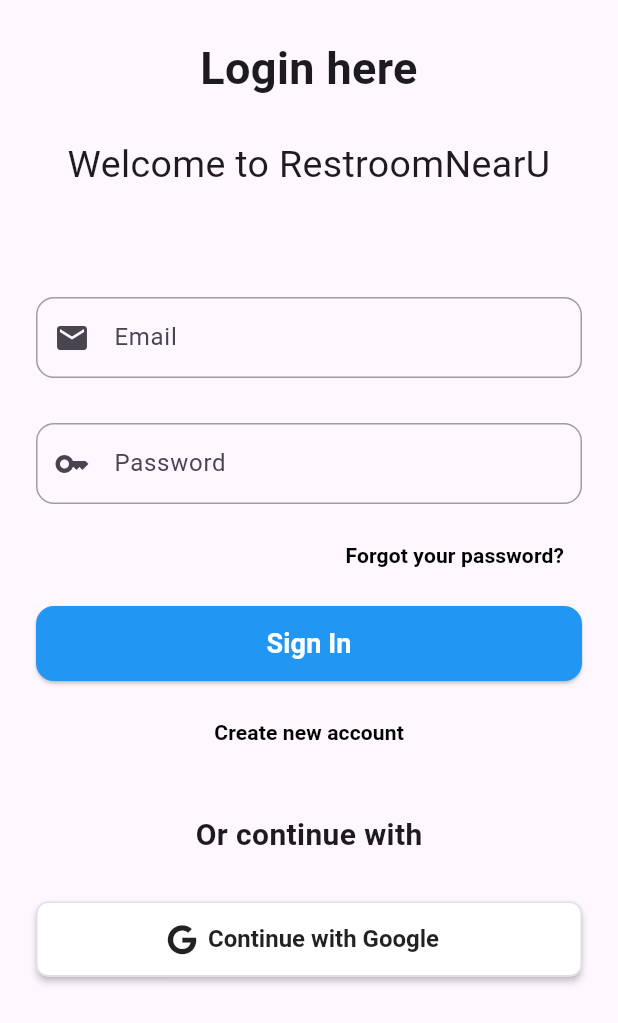
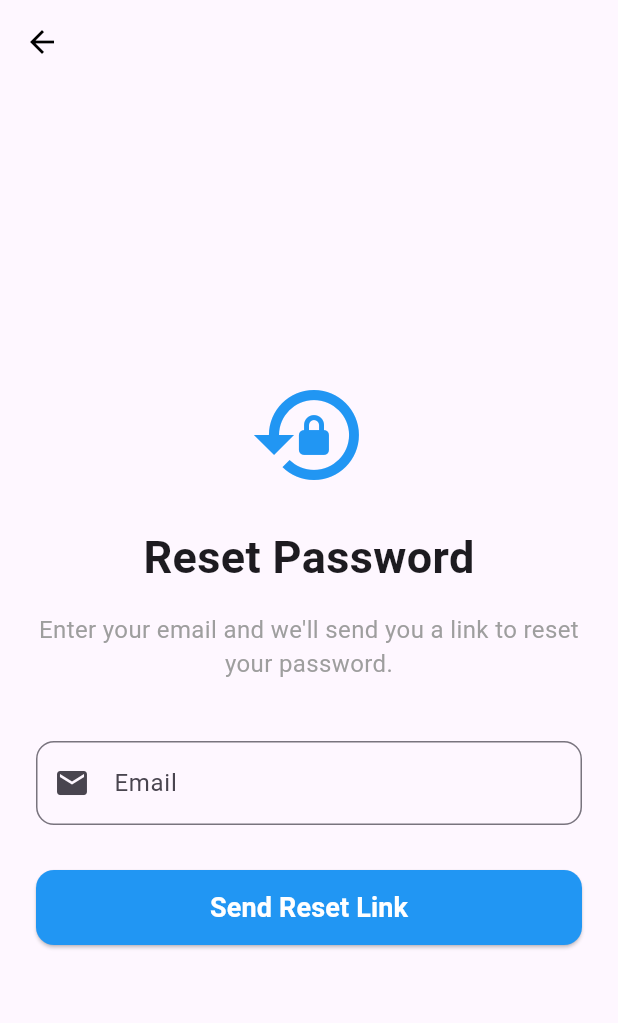
Before and after one commit to chaoticJester/01418342-Project-RestroomNearU, a Flutter app: the screen it shows after launch, after a tap on "Forgot your password?", on a phone screen of 412 x 824 dp. Shown: the top 1023 px of the screen. Run offline on Flutter 3.47's test engine with Material 3 defaults, Android fonts, the phone set to English and light mode, and no system bars; our stand-ins replace cloud_firestore, firebase_auth, firebase_core, font_awesome_flutter, google_maps_flutter, google_sign_in and 1 more; accounts and stored records are empty.

Commit message:
Add reset password page and function

```diff
--- /dev/null
+++ b/lib/pages/forget_password_page.dart
@@ -0,0 +1,91 @@
+import 'package:flutter/material.dart';
+import 'package:provider/provider.dart';
+import 'package:restroom_near_u/providers/app_auth_provider.dart'; // เช็ค path ให้ตรงกับของคุณ
+
+class ForgotPasswordPage extends StatefulWidget {
+  const ForgotPasswordPage({super.key});
+
+  @override
+  State<ForgotPasswordPage> createState() => _ForgotPasswordPageState();
+}
+
+class _ForgotPasswordPageState extends State<ForgotPasswordPage> {
+  final TextEditingController _emailController = TextEditingController();
+
+  @override
+  void dispose() {
+    _emailController.dispose();
+    super.dispose();
+  }
+
+  @override
+  Widget build(BuildContext context) {
+    final authProvider = Provider.of<AppAuthProvider>(context);
+
+    return Scaffold(
+      appBar: AppBar(
+        backgroundColor: Colors.transparent,
+        elevation: 0,
+        iconTheme: const IconThemeData(color: Colors.black),
+      ),
+      body: SafeArea(
+        child: Padding(
+          padding: const EdgeInsets.all(24.0),
+          child: Column(
+            mainAxisAlignment: MainAxisAlignment.center,
+            crossAxisAlignment: CrossAxisAlignment.stretch,
+            children: [
+              const Icon(Icons.lock_reset, size: 80, color: Colors.blue),
+              const SizedBox(height: 20),
+              const Text(
+                "Reset Password",
+                style: TextStyle(fontSize: 30, fontWeight: FontWeight.bold),
+                textAlign: TextAlign.center,
+              ),
+              const SizedBox(height: 15),
+              const Text(
+                "Enter your email and we'll send you a link to reset your password.",
+                style: TextStyle(fontSize: 16, color: Colors.grey),
+                textAlign: TextAlign.center,
+              ),
+              const SizedBox(height: 40),
+
+              // ช่องกรอก Email
+              TextField(
+                controller: _emailController,
+                keyboardType: TextInputType.emailAddress,
+                decoration: InputDecoration(
+                  labelText: "Email",
+                  prefixIcon: const Icon(Icons.email),
+                  border: OutlineInputBorder(borderRadius: BorderRadius.circular(12)),
+                ),
+              ),
+              const SizedBox(height: 30),
+
+              // ปุ่มกดส่ง Email
+              SizedBox(
+                height: 50,
+                child: ElevatedButton(
+                  onPressed: authProvider.isLoading ? null : () {
+                    authProvider.resetPassword(
+                      _emailController.text.trim(),
+                      context
+                    );
+                  },
+                  style: ElevatedButton.styleFrom(
+                    backgroundColor: Colors.blue,
+                    foregroundColor: Colors.white,
+                    shape: RoundedRectangleBorder(borderRadius: BorderRadius.circular(12)),
+                  ),
+                  child: authProvider.isLoading
+                      ? const SizedBox(height: 20, width: 20, child: CircularProgressIndicator(color: Colors.white, strokeWidth: 2))
+                      : const Text("Send Reset Link", style: TextStyle(fontSize: 18, fontWeight: FontWeight.bold)),
+                ),
+              ),
+            ],
+          ),
+        ),
+      ),
+    );
+  }
+}
--- a/lib/pages/login_page.dart
+++ b/lib/pages/login_page.dart
@@ -3,6 +3,7 @@
 import 'package:provider/provider.dart';
 import 'package:restroom_near_u/providers/app_auth_provider.dart';
 import 'register_page.dart';
+import 'forget_password_page.dart';
 
 class LoginPage extends StatefulWidget {
   const LoginPage({super.key});
@@ -94,17 +95,17 @@
                 ),
                 const SizedBox(height: 10),
 
-                Row(
-                  mainAxisAlignment: MainAxisAlignment.end,
-                  children: [
-                    TextButton(
-                      onPressed: () {},
-                      child: const Text(
-                        "Forgot your password?",
-                        style: TextStyle(color: Colors.black, fontWeight: FontWeight.bold),
-                      ),
-                    ),
-                  ],
+                TextButton(
+                  onPressed: () {
+                    Navigator.push(
+                      context,
+                      MaterialPageRoute(builder: (context) => const ForgotPasswordPage()),
+                    );
+                  },
+                  child: const Text(
+                    "Forgot your password?",
+                    style: TextStyle(color: Colors.black, fontWeight: FontWeight.bold),
+                  ),
                 ),
                 const SizedBox(height: 10),
 
--- a/lib/providers/app_auth_provider.dart
+++ b/lib/providers/app_auth_provider.dart
@@ -112,6 +112,50 @@
     }
   }
 
+  // ฟังก์ชันส่งอีเมลรีเซ็ตรหัสผ่าน
+  Future<void> resetPassword(String email, BuildContext context) async {
+    if (email.isEmpty) {
+      _showError(context, "Please enter your email.");
+      return;
+    }
+
+    try {
+      _setLoading(true);
+
+      // 1. ดึงข้อมูล User จาก Database ด้วยอีเมลก่อน
+      final userModel = await _userService.getUserByEmail(email);
+
+      // 2. เช็คว่าเป็น Admin หรือไม่?
+      if (userModel != null && userModel.role == Role.admin) {
+        // ถ้าเป็น Admin ให้หยุดการทำงานทันที และโชว์ Error
+        if (context.mounted) {
+           _showError(context, "Admin passwords cannot be reset here. Please contact the system administrator.");
+        }
+        return; // เด้งออกจากฟังก์ชัน ไม่ทำคำสั่งบรรทัดถัดไป
+      }
+
+      // 3. ถ้าไม่ใช่ Admin (เป็น User ธรรมดา) ให้ส่งอีเมลรีเซ็ตตามปกติ
+      await _auth.sendPasswordResetEmail(email: email);
+
+      if (context.mounted) {
+        ScaffoldMessenger.of(context).showSnackBar(
+          const SnackBar(
+            content: Text("Password reset link sent! Please check your email."),
+            backgroundColor: Colors.green,
+          ),
+        );
+        Navigator.pop(context);
+      }
+    } on FirebaseAuthException catch (e) {
+      String message = "Error: ${e.message}";
+      if (e.code == 'user-not-found') message = "No user found for that email.";
+
+      _showError(context, message);
+    } finally {
+      _setLoading(false);
+    }
+  }
+
   // Helper function จัดการสถานะโหลด
   void _setLoading(bool value) {
     _isLoading = value;
--- a/lib/services/user_firestore.dart
+++ b/lib/services/user_firestore.dart
@@ -70,6 +70,26 @@
     }
   }
 
+  // 3. ค้นหาข้อมูล User จาก Email
+  Future<UserModel?> getUserByEmail(String email) async {
+    try {
+      // ค้นหาใน collection 'users' ที่ฟิลด์ 'email' ตรงกับที่กรอกมา
+      final snapshot = await _userCollection
+          .where('email', isEqualTo: email)
+          .limit(1) // เอาแค่คนแรกที่เจอ
+          .get();
+
+      if (snapshot.docs.isNotEmpty) {
+        // ถ้าเจอข้อมูล ให้แปลงเป็น UserModel
+        return UserModel.fromMap(snapshot.docs.first.data() as Map<String, dynamic>);
+      }
+      return null;
+    } catch (e) {
+      print("Error fetching user by email: $e");
+      return null;
+    }
+  }
+
   // 3. ตรวจสอบว่าเป็น Admin หรือไม่?
   Future<bool> isAdmin() async {
     final user = _auth.currentUser;
```
